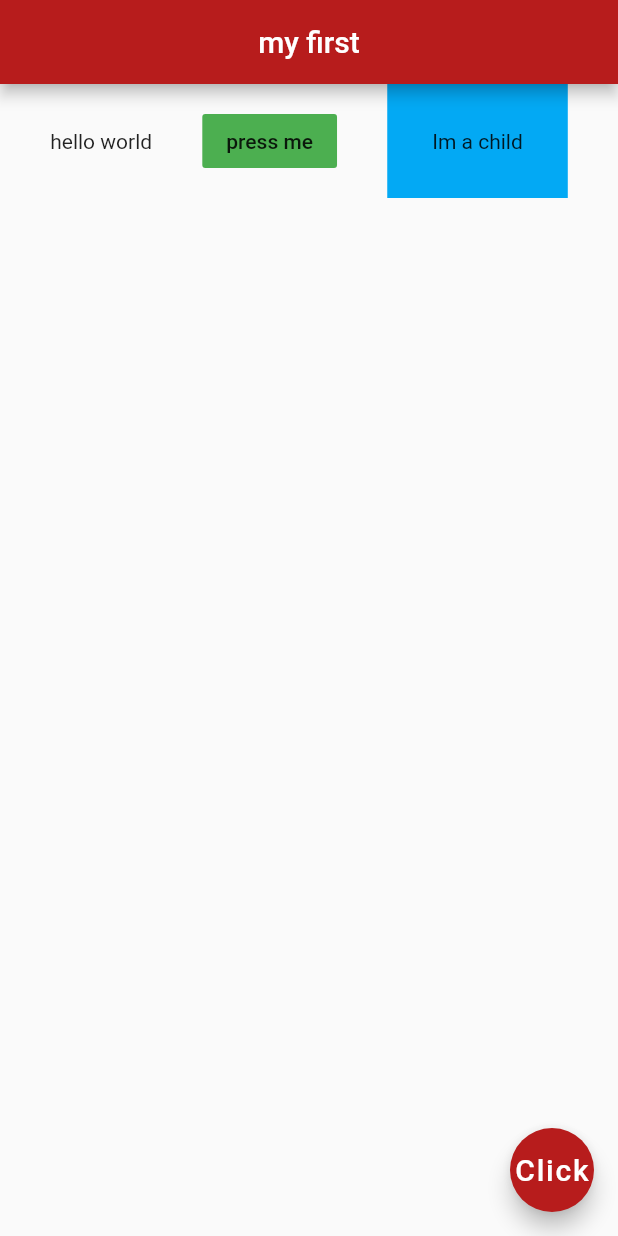
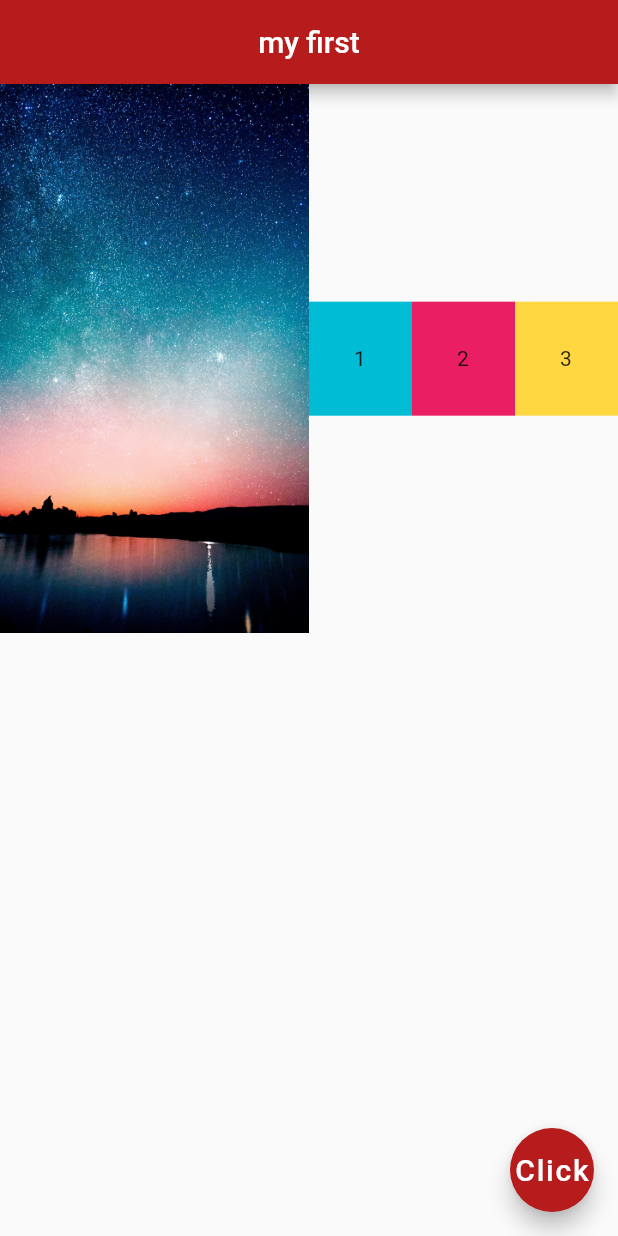
Before and after one commit to AndresArdila89/flutter_course, a Flutter app: the screen it shows after launch, on a phone screen of 412 x 824 dp. Run offline on Flutter 3.47's test engine with Material 2 defaults, Android fonts, the phone set to English and light mode, and no system bars.

Commit message:
Flutter Tutorial #14: flex

```diff
--- a/course/lib/main.dart
+++ b/course/lib/main.dart
@@ -16,32 +16,45 @@ class Home extends StatelessWidget {
         backgroundColor: Colors.red[900],
       ),
       body: Row(
-        mainAxisAlignment: MainAxisAlignment.spaceEvenly ,
         children: <Widget>[
-          Text('hello world'),
-          FlatButton(
-            onPressed: (){},
-            child: Text('press me'),
-            color: Colors.green,
+          Expanded(
+            flex: 3,
+            child: Image.asset('assets/bg_1.jpg'),
             ),
-          Container(
-            color: Colors.lightBlue,
-            padding: EdgeInsets.all(30),
-            child: Text('Im a child'),
+          Expanded(
+            flex: 1,
+            child: Container(
+              padding: EdgeInsets.all(30.0),
+              color: Colors.cyan,
+              child: Text('1'),
+            ),
+          ),
+          Expanded(
+            flex: 1,
+            child: Container(
+              padding: EdgeInsets.all(30.0),
+              color: Colors.pink,
+              child: Text('2'),
+            ),
+          ),
+          Expanded(
+            flex: 1,
+            child: Container(
+              padding: EdgeInsets.all(30.0),
+              color: Colors.amberAccent,
+              child: Text('3'),
+            ),
           ),
         ],
       ),
-
-        floatingActionButton: FloatingActionButton(
-          onPressed: (){},
-          child: Text(
-            "Click",
-            style: TextStyle(
-              fontSize: 20.0
-              ),
-          ),
-          backgroundColor: Colors.red[900],
+      floatingActionButton: FloatingActionButton(
+        onPressed: () {},
+        child: Text(
+          "Click",
+          style: TextStyle(fontSize: 20.0),
         ),
+        backgroundColor: Colors.red[900],
+      ),
     );
   }
 }
```
